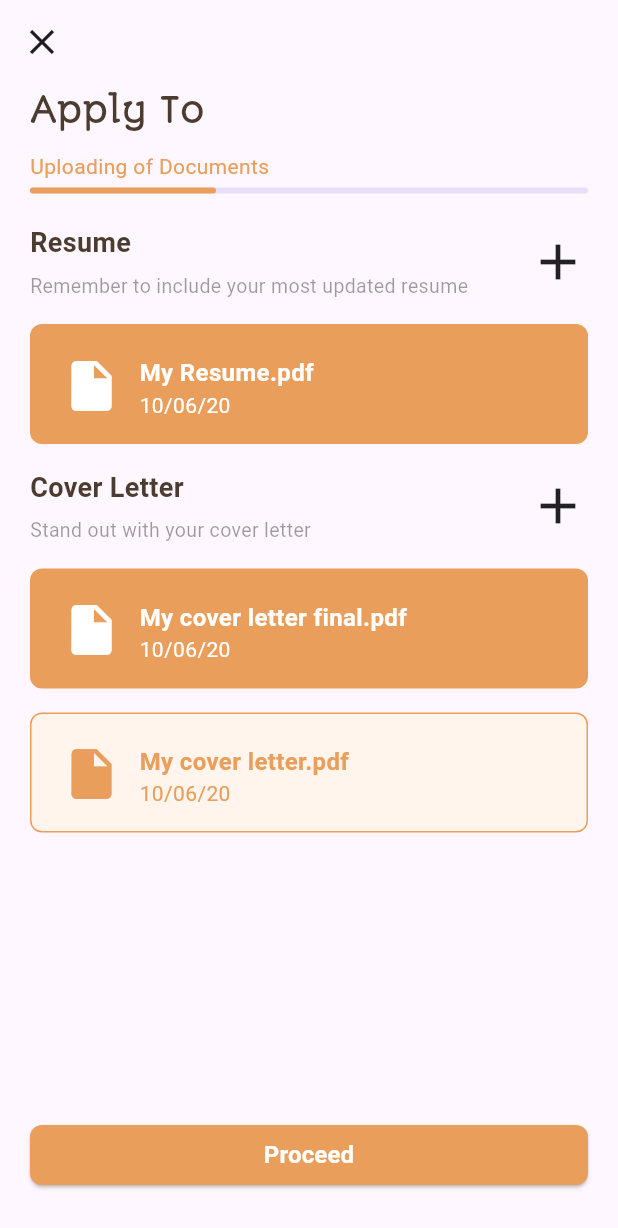
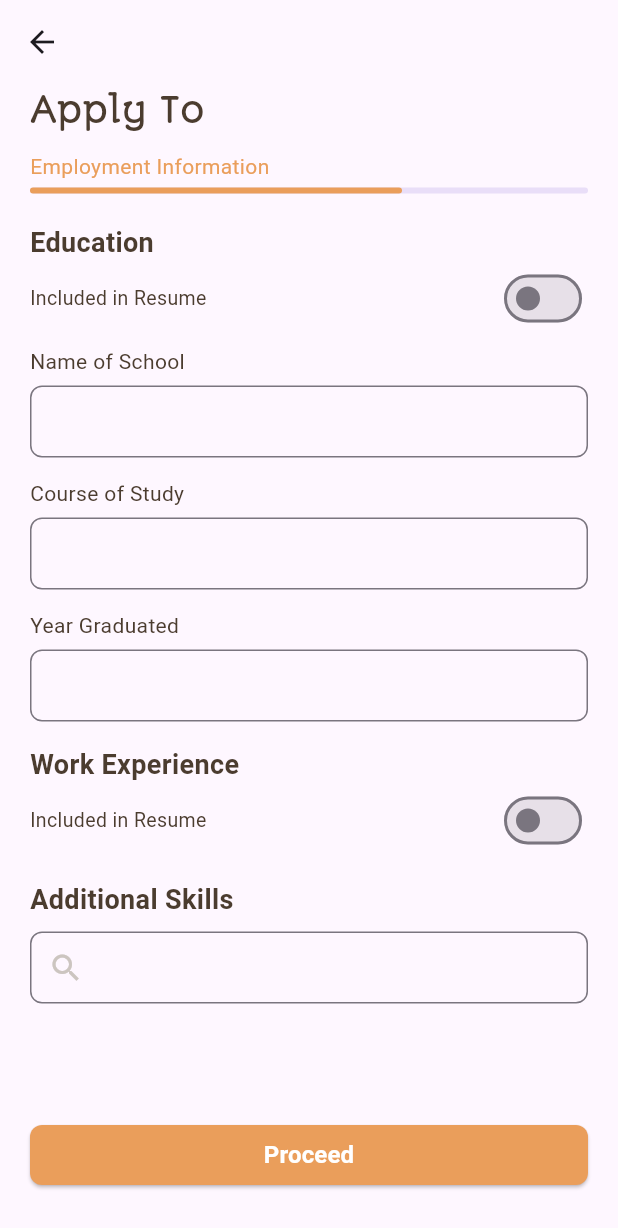
Before and after one commit to fauzipadlaw/job_search_ui, a Flutter app: the DocumentApplication screen opened directly with empty values, after a tap on "Proceed", on a phone screen of 412 x 824 dp. Shown: the top 1228 px of the screen. Run offline on Flutter 3.47's test engine with Material 3 defaults, Android fonts, the phone set to English and light mode, and no system bars.

Commit message:
add: education and experience and review information; apply step 2 and 3

```diff
--- /dev/null
+++ b/lib/components/apply_edu_xp_section.dart
@@ -0,0 +1,48 @@
+import 'package:flutter/material.dart';
+import 'package:job_search_ui/utils/colors.dart';
+
+class ApplyEduXpSection extends StatelessWidget {
+  final String title;
+  final String subTitle;
+  final bool swithed;
+  final Function(bool)? onChanged;
+  const ApplyEduXpSection(
+      {super.key,
+      required this.title,
+      required this.subTitle,
+      this.swithed = false,
+      this.onChanged});
+
+  @override
+  Widget build(BuildContext context) {
+    return Padding(
+      padding: const EdgeInsets.symmetric(vertical: 8),
+      child: Column(
+        crossAxisAlignment: CrossAxisAlignment.start,
+        children: [
+          Text(
+            title,
+            style: const TextStyle(fontSize: 18, fontWeight: FontWeight.bold),
+          ),
+          Row(
+            mainAxisAlignment: MainAxisAlignment.spaceBetween,
+            children: [
+              Text(
+                subTitle,
+                style: const TextStyle(fontSize: 13),
+              ),
+              Padding(
+                padding: const EdgeInsets.only(left: 10.0),
+                child: Switch(
+                  value: swithed,
+                  onChanged: onChanged,
+                  activeColor: yellow,
+                ),
+              )
+            ],
+          ),
+        ],
+      ),
+    );
+  }
+}
--- /dev/null
+++ b/lib/components/education_form.dart
@@ -0,0 +1,90 @@
+import 'package:flutter/material.dart';
+import 'package:job_search_ui/utils/colors.dart';
+
+class EducationForm extends StatelessWidget {
+  const EducationForm({super.key});
+
+  @override
+  Widget build(BuildContext context) {
+    return Form(
+      child: Column(
+        crossAxisAlignment: CrossAxisAlignment.start,
+        children: [
+          const Text(
+            'Name of School',
+          ),
+          const SizedBox(
+            height: 6,
+          ),
+          SizedBox(
+            height: 50,
+            child: TextFormField(
+              decoration: InputDecoration(
+                contentPadding: const EdgeInsets.only(top: 8, left: 12),
+                hintStyle: const TextStyle(color: light),
+                border: OutlineInputBorder(
+                  borderSide: const BorderSide(
+                    width: 1,
+                  ),
+                  borderRadius: BorderRadius.circular(8),
+                ),
+              ),
+            ),
+          ),
+          const SizedBox(
+            height: 12,
+          ),
+          const Text(
+            'Course of Study',
+          ),
+          const SizedBox(
+            height: 6,
+          ),
+          SizedBox(
+            height: 50,
+            child: TextFormField(
+              decoration: InputDecoration(
+                contentPadding: const EdgeInsets.only(top: 8, left: 12),
+                hintStyle: const TextStyle(color: light),
+                border: OutlineInputBorder(
+                  borderSide: const BorderSide(
+                    width: 1,
+                  ),
+                  borderRadius: BorderRadius.circular(8),
+                ),
+              ),
+            ),
+          ),
+          const SizedBox(
+            height: 12,
+          ),
+          const Text(
+            'Year Graduated',
+          ),
+          const SizedBox(
+            height: 6,
+          ),
+          SizedBox(
+            height: 50,
+            child: TextFormField(
+              keyboardType: TextInputType.number,
+              decoration: InputDecoration(
+                contentPadding: const EdgeInsets.only(top: 8, left: 12),
+                hintStyle: const TextStyle(color: light),
+                border: OutlineInputBorder(
+                  borderSide: const BorderSide(
+                    width: 1,
+                  ),
+                  borderRadius: BorderRadius.circular(8),
+                ),
+              ),
+            ),
+          ),
+          const SizedBox(
+            height: 6,
+          ),
+        ],
+      ),
+    );
+  }
+}
--- a/lib/components/profile_section_title.dart
+++ b/lib/components/profile_section_title.dart
@@ -8,7 +8,7 @@ class ProfileSectionTitle extends StatelessWidget {
   @override
   Widget build(BuildContext context) {
     return Padding(
-      padding: const EdgeInsets.symmetric(horizontal: 20, vertical: 8),
+      padding: const EdgeInsets.symmetric(vertical: 8),
       child: Row(
         mainAxisAlignment: MainAxisAlignment.spaceBetween,
         children: [
--- a/lib/views/apply/document_application.dart
+++ b/lib/views/apply/document_application.dart
@@ -2,6 +2,7 @@ import 'package:flutter/material.dart';
 import 'package:job_search_ui/components/apply_document_section.dart';
 import 'package:job_search_ui/components/document_option_box.dart';
 import 'package:job_search_ui/components/step_progress.dart';
+import 'package:job_search_ui/views/apply/education_experience.dart';
 
 class DocumentApplication extends StatefulWidget {
   final String companyName;
@@ -117,7 +118,12 @@ class _DocumentApplicationState extends State<DocumentApplication> {
               child: SizedBox(
                 width: double.infinity,
                 child: ElevatedButton(
-                  onPressed: () {},
+                  onPressed: () {
+                    Navigator.of(context).push(MaterialPageRoute(
+                        builder: (context) => EducationExperience(
+                              companyName: widget.companyName,
+                            )));
+                  },
                   child: const Text(
                     'Proceed',
                     style: TextStyle(
--- /dev/null
+++ b/lib/views/apply/education_experience.dart
@@ -0,0 +1,121 @@
+import 'package:flutter/material.dart';
+import 'package:job_search_ui/components/apply_edu_xp_section.dart';
+import 'package:job_search_ui/components/education_form.dart';
+import 'package:job_search_ui/components/step_progress.dart';
+import 'package:job_search_ui/utils/colors.dart';
+import 'package:job_search_ui/views/apply/review_information.dart';
+
+class EducationExperience extends StatefulWidget {
+  final String companyName;
+  const EducationExperience({super.key, required this.companyName});
+
+  @override
+  State<EducationExperience> createState() => _EducationExperienceState();
+}
+
+class _EducationExperienceState extends State<EducationExperience> {
+  bool _educationIncluded = false;
+  bool _experienceIncluded = false;
+  @override
+  Widget build(BuildContext context) {
+    return Scaffold(
+      appBar: AppBar(),
+      body: Padding(
+        padding: const EdgeInsets.symmetric(horizontal: 20),
+        child: Column(
+          mainAxisAlignment: MainAxisAlignment.spaceBetween,
+          children: [
+            Column(
+              crossAxisAlignment: CrossAxisAlignment.start,
+              children: [
+                Text(
+                  'Apply To ${widget.companyName}',
+                  style: const TextStyle(
+                      fontSize: 23,
+                      fontWeight: FontWeight.w500,
+                      fontFamily: 'Autour One'),
+                ),
+                const Padding(
+                  padding: EdgeInsets.symmetric(vertical: 12),
+                  child: StepProgress(
+                    title: 'Employment Information',
+                    step: 2,
+                  ),
+                ),
+                ApplyEduXpSection(
+                  title: 'Education',
+                  subTitle: 'Included in Resume',
+                  swithed: _educationIncluded,
+                  onChanged: (bool value) {
+                    setState(() {
+                      _educationIncluded = value;
+                    });
+                  },
+                ),
+                const EducationForm(),
+                ApplyEduXpSection(
+                  title: 'Work Experience',
+                  subTitle: 'Included in Resume',
+                  swithed: _experienceIncluded,
+                  onChanged: (bool value) {
+                    setState(() {
+                      _experienceIncluded = value;
+                    });
+                  },
+                ),
+                const Padding(
+                  padding: EdgeInsets.symmetric(vertical: 8),
+                  child: Text(
+                    'Additional Skills',
+                    style: TextStyle(fontSize: 18, fontWeight: FontWeight.bold),
+                  ),
+                ),
+                SizedBox(
+                  height: 50,
+                  child: TextFormField(
+                    decoration: InputDecoration(
+                      contentPadding: const EdgeInsets.only(top: 8, left: 12),
+                      hintStyle: const TextStyle(color: light),
+                      prefixIcon: const Icon(
+                        Icons.search,
+                        color: light,
+                      ),
+                      border: OutlineInputBorder(
+                        borderSide: const BorderSide(
+                          width: 1,
+                        ),
+                        borderRadius: BorderRadius.circular(8),
+                      ),
+                    ),
+                  ),
+                ),
+              ],
+            ),
+            Padding(
+              padding: const EdgeInsets.only(bottom: 30),
+              child: SizedBox(
+                width: double.infinity,
+                child: ElevatedButton(
+                  onPressed: () {
+                    Navigator.of(context).push(MaterialPageRoute(
+                      builder: (context) => ReviewInformation(
+                        companyName: widget.companyName,
+                      ),
+                    ));
+                  },
+                  child: const Text(
+                    'Proceed',
+                    style: TextStyle(
+                      fontWeight: FontWeight.bold,
+                      fontSize: 16,
+                    ),
+                  ),
+                ),
+              ),
+            )
+          ],
+        ),
+      ),
+    );
+  }
+}
```
Also changed, not shown: lib/components/photo_profile.dart (+12 -4 lines), lib/components/profile_field_row.dart (+13 -9 lines), lib/views/apply/review_information.dart (added, +126 -0 lines).
